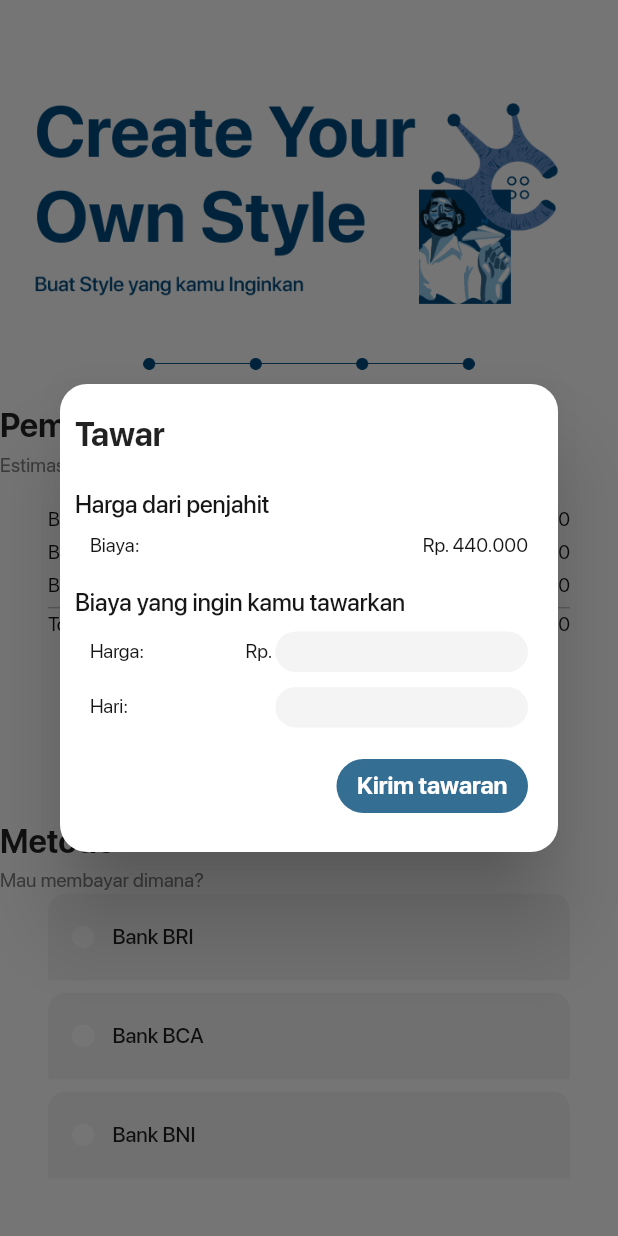
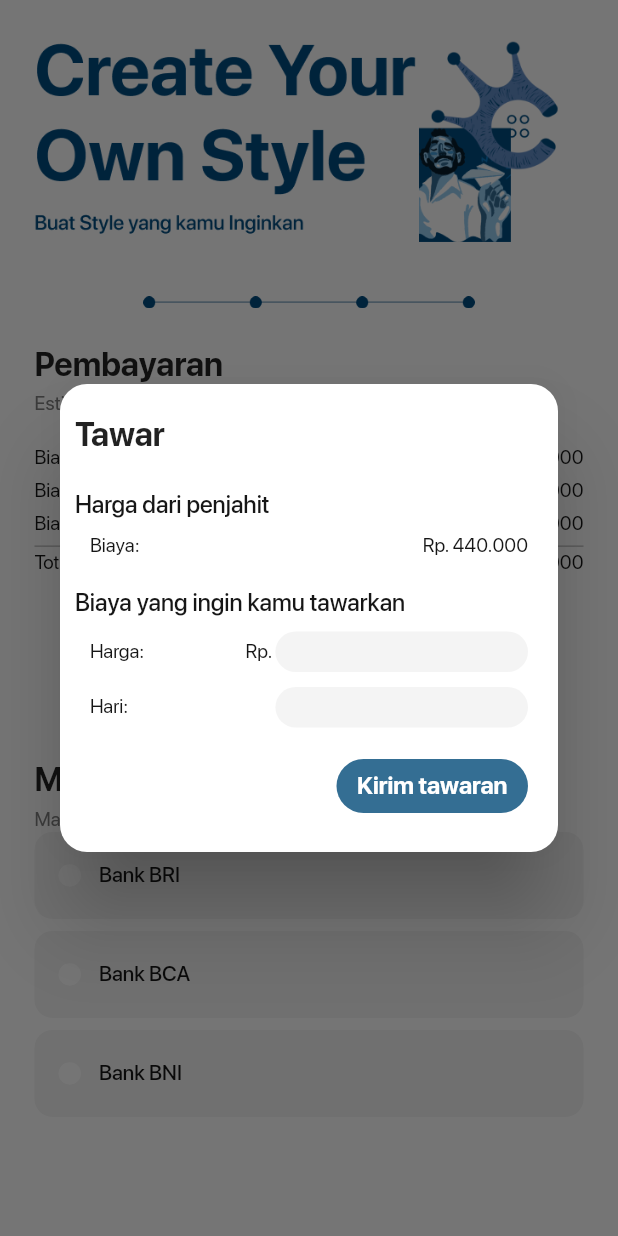
Before and after one commit to KeerjainSH/Crowns-mobile, a Flutter app: the DetailPembayaranPage screen opened by its route, after a tap on "tawar", on a phone screen of 412 x 824 dp. Run offline on Flutter 3.47's test engine with Material 2 defaults, Android fonts, the phone set to English and light mode, and no system bars; our stand-ins replace date_time_picker, flutter_svg, image_picker, shared_preferences; accounts and stored records are empty; project files that could hold a hidden picture were left out.

Commit message:
style: minor change

```diff
--- /dev/null
+++ b/crowns/lib/modules/pembayaran/components/tawar_dialog.dart
@@ -0,0 +1,117 @@
+import 'package:crowns/constants/app_constants.dart';
+import 'package:crowns/widgets/texts_widgets.dart';
+import 'package:flutter/material.dart';
+
+class TawarDialog extends StatefulWidget {
+  @override
+  _TawarDialogState createState() => _TawarDialogState();
+}
+
+class _TawarDialogState extends State<TawarDialog> {
+  @override
+  Widget build(BuildContext context) {
+    return Dialog(
+      shape: RoundedRectangleBorder(
+        borderRadius: BorderRadius.circular(18),
+      ),
+      child: Container(
+        padding: EdgeInsets.symmetric(
+          horizontal: 10,
+          vertical: 20,
+        ),
+        child: Column(
+          mainAxisSize: MainAxisSize.min,
+          children: [
+            buildHeadline(context, 'Tawar'),
+            SizedBox(height: 25),
+            buildDialogTextLabel(context, 'Harga dari penjahit'),
+            SizedBox(height: 10),
+            Container(
+              padding: EdgeInsets.symmetric(horizontal: 10),
+              child: Row(
+                mainAxisAlignment: MainAxisAlignment.spaceBetween,
+                children: [
+                  Text('Biaya:'),
+                  Text('Rp. 440.000'),
+                ],
+              ),
+            ),
+            SizedBox(height: 20),
+            buildDialogTextLabel(context, 'Biaya yang ingin kamu tawarkan'),
+            SizedBox(height: 10),
+            Container(
+              padding: EdgeInsets.symmetric(horizontal: 10),
+              child: Row(
+                children: [
+                  Container(
+                    width: MediaQuery.of(context).size.width * 0.3,
+                    child: Row(
+                      mainAxisAlignment: MainAxisAlignment.spaceBetween,
+                      children: [
+                        Text('Harga: '),
+                        Text('Rp. '),
+                      ],
+                    ),
+                  ),
+                  Expanded(
+                    child: TextFormField(
+                      keyboardType: TextInputType.number,
+                      decoration: InputDecoration(
+                        isDense: true,
+                      ),
+                    ),
+                  ),
+                ],
+              ),
+            ),
+            SizedBox(height: 10),
+            Container(
+              padding: EdgeInsets.symmetric(horizontal: 10),
+              child: Row(
+                children: [
+                  Container(
+                    width: MediaQuery.of(context).size.width * 0.3,
+                    child: Text('Hari: '),
+                  ),
+                  Expanded(
+                    child: TextFormField(
+                      keyboardType: TextInputType.number,
+                      decoration: InputDecoration(isDense: true),
+                    ),
+                  ),
+                ],
+              ),
+            ),
+            SizedBox(height: 15),
+            Align(
+              alignment: Alignment.centerRight,
+              child: Container(
+                margin: EdgeInsets.only(right: 10),
+                child: ElevatedButton(
+                  style: ElevatedButton.styleFrom(
+                    primary: ColorConstants.primaryColor,
+                    elevation: 0,
+                    shape: RoundedRectangleBorder(
+                      borderRadius: BorderRadius.circular(18),
+                    ),
+                  ),
+                  onPressed: () {
+                    Navigator.of(context).pop();
+                  },
+                  child: Text(
+                    'Kirim tawaran',
+                    style: TextStyle(
+                      // color: Colors.black,
+                      fontSize: 16,
+                      fontWeight: FontWeight.w700,
+                    ),
+                  ),
+                ),
+              ),
+            ),
+          ],
+        ),
+      ),
+    );
+  }
+}
--- /dev/null
+++ b/crowns/lib/modules/pembayaran/models/metode_bayar.dart
@@ -0,0 +1,13 @@
+class MetodeBayar {
+  MetodeBayar({
+    required this.title,
+    required this.number,
+    required this.logo,
+    this.name = '',
+  });
+
+  String title;
+  String number;
+  String name;
+  String logo;
+}
--- /dev/null
+++ b/crowns/lib/modules/pembayaran/providers/pembayaran_provider.dart
@@ -0,0 +1,10 @@
+import 'package:crowns/constants/request_enums.dart';
+import 'package:flutter/cupertino.dart';
+
+class PembayaranProvider extends ChangeNotifier {
+  RequestStatus _detailPembayaranStatus = RequestStatus.NotFetched;
+
+  RequestStatus get detailPembayaranStatus => _detailPembayaranStatus;
+
+  void fetchDetailPembayaran(int id) {}
+}
--- a/crowns/lib/modules/pembayaran/screens/detail_pembayaran.dart
+++ b/crowns/lib/modules/pembayaran/screens/detail_pembayaran.dart
@@ -1,3 +1,5 @@
+import 'package:crowns/modules/pembayaran/components/tawar_dialog.dart';
+import 'package:crowns/modules/pembayaran/models/metode_bayar.dart';
 import 'package:crowns/widgets/texts_widgets.dart';
 import 'package:flutter/material.dart';
 
@@ -13,18 +15,10 @@ class DetailPembayaranPage extends StatefulWidget {
 class _DetailPembayaranPageState extends State<DetailPembayaranPage> {
   int _selected = -1;
 
-  Widget _buildText12(text) {
-    return Align(
-      alignment: Alignment.centerLeft,
-      child: Text(
-        text,
-        style: TextStyle(fontSize: 14, fontWeight: FontWeight.w500),
-      ),
-    );
-  }
-
   @override
   Widget build(BuildContext context) {
+    final padding = MediaQuery.of(context).padding;
+
     final detilPembayaranInfo = Row(
       mainAxisAlignment: MainAxisAlignment.spaceBetween,
       children: [
@@ -121,17 +115,18 @@ class _DetailPembayaranPageState extends State<DetailPembayaranPage> {
 
     Container _buildPanel() {
       return Container(
-        padding: EdgeInsets.symmetric(horizontal: 32),
+        padding: EdgeInsets.symmetric(horizontal: appPadding),
         height: 300,
         child: ListView.builder(
           physics: NeverScrollableScrollPhysics(),
           key: Key(_selected.toString()),
           itemCount: metodeBayarList.length,
           itemBuilder: (context, i) {
-            return ClipRRect(
+            return Container(
+              decoration: BoxDecoration(
                 borderRadius: BorderRadius.circular(12),
-              child: Container(
                 color: ColorConstants.softGrey,
+              ),
               margin: EdgeInsets.only(bottom: 8),
               child: ExpansionTile(
                 initiallyExpanded: i == _selected,
@@ -162,7 +157,7 @@ class _DetailPembayaranPageState extends State<DetailPembayaranPage> {
                       ),
                     ),
                     SizedBox(width: 12),
-                      _buildText12(metodeBayarList[i].title),
+                    buildFormLabel(context, metodeBayarList[i].title),
                   ],
                 ),
                 children: [
@@ -195,20 +190,22 @@ class _DetailPembayaranPageState extends State<DetailPembayaranPage> {
                   ),
                 ],
               ),
-              ),
             );
           },
         ),
       );
     }
 
-    return Scaffold(
+    return SafeArea(
+      child: Scaffold(
         backgroundColor: Colors.white,
-      body: SingleChildScrollView(
+        body: Container(
+          height:
+              MediaQuery.of(context).size.height - padding.top - padding.bottom,
+          child: SingleChildScrollView(
             child: Container(
               child: Column(
                 children: [
-              SizedBox(height: 41),
                   appHeader,
                   SizedBox(height: 36),
 
@@ -219,13 +216,20 @@ class _DetailPembayaranPageState extends State<DetailPembayaranPage> {
                   ),
                   SizedBox(height: 24),
 
-              buildHeadline(context, 'Pembayaran'),
+                  Padding(
+                    padding: EdgeInsets.only(left: appPadding),
+                    child: buildHeadline(context, 'Pembayaran'),
+                  ),
                   SizedBox(height: 6),
-              buildSubtitle(context, 'Estimasi harga yang harus dibayar'),
+                  Padding(
+                    padding: const EdgeInsets.only(left: appPadding),
+                    child: buildSubtitle(
+                        context, 'Estimasi harga yang harus dibayar'),
+                  ),
                   SizedBox(height: 20),
 
                   Padding(
-                padding: EdgeInsets.symmetric(horizontal: 32),
+                    padding: EdgeInsets.symmetric(horizontal: appPadding),
                     child: detilPembayaran,
                   ),
 
@@ -236,12 +240,19 @@ class _DetailPembayaranPageState extends State<DetailPembayaranPage> {
                       context: context,
                       builder: (BuildContext context) {
                         return TawarDialog();
-                    }),
+                      },
+                    ),
                   ),
                   SizedBox(height: 36),
-              buildHeadline(context, 'Metode'),
+                  Padding(
+                    padding: const EdgeInsets.only(left: appPadding),
+                    child: buildHeadline(context, 'Metode'),
+                  ),
                   SizedBox(height: 6),
-              buildSubtitle(context, 'Mau membayar dimana?'),
+                  Padding(
+                    padding: const EdgeInsets.only(left: appPadding),
+                    child: buildSubtitle(context, 'Mau membayar dimana?'),
+                  ),
 
                   _buildPanel(),
 
@@ -255,155 +266,29 @@ class _DetailPembayaranPageState extends State<DetailPembayaranPage> {
               ),
             ),
           ),
-    );
-  }
-}
-
-class TawarDialog extends StatefulWidget {
-  @override
-  _TawarDialogState createState() => _TawarDialogState();
-}
-
-class _TawarDialogState extends State<TawarDialog> {
-  @override
-  Widget build(BuildContext context) {
-    return Dialog(
-      shape: RoundedRectangleBorder(
-        borderRadius: BorderRadius.circular(18),
-      ),
-      child: Container(
-        padding: EdgeInsets.symmetric(
-          horizontal: 10,
-          vertical: 20,
-        ),
-        child: Column(
-          mainAxisSize: MainAxisSize.min,
-          children: [
-            buildHeadline(context, 'Tawar'),
-            SizedBox(height: 25),
-            buildDialogTextLabel(context, 'Harga dari penjahit'),
-            SizedBox(height: 10),
-            Container(
-              padding: EdgeInsets.symmetric(horizontal: 10),
-              child: Row(
-                mainAxisAlignment: MainAxisAlignment.spaceBetween,
-                children: [
-                  Text('Biaya:'),
-                  Text('Rp. 440.000'),
-                ],
-              ),
-            ),
-            SizedBox(height: 20),
-            buildDialogTextLabel(context, 'Biaya yang ingin kamu tawarkan'),
-            SizedBox(height: 10),
-            Container(
-              padding: EdgeInsets.symmetric(horizontal: 10),
-              child: Row(
-                children: [
-                  Container(
-                    width: MediaQuery.of(context).size.width * 0.3,
-                    child: Row(
-                      mainAxisAlignment: MainAxisAlignment.spaceBetween,
-                      children: [
-                        Text('Harga: '),
-                        Text('Rp. '),
-                      ],
-                    ),
-                  ),
-                  Expanded(
-                    child: TextFormField(
-                      keyboardType: TextInputType.number,
-                      decoration: InputDecoration(
-                        isDense: true,
-                      ),
-                    ),
-                  ),
-                ],
-              ),
-            ),
-            SizedBox(height: 10),
-            Container(
-              padding: EdgeInsets.symmetric(horizontal: 10),
-              child: Row(
-                children: [
-                  Container(
-                    width: MediaQuery.of(context).size.width * 0.3,
-                    child: Text('Hari: '),
-                  ),
-                  Expanded(
-                    child: TextFormField(
-                      keyboardType: TextInputType.number,
-                      decoration: InputDecoration(isDense: true),
-                    ),
-                  ),
-                ],
-              ),
-            ),
-            SizedBox(height: 15),
-            Align(
-              alignment: Alignment.centerRight,
-              child: Container(
-                margin: EdgeInsets.only(right: 10),
-                child: ElevatedButton(
-                  style: ElevatedButton.styleFrom(
-                    primary: ColorConstants.primaryColor,
-                    elevation: 0,
-                    shape: RoundedRectangleBorder(
-                      borderRadius: BorderRadius.circular(18),
-                    ),
-                  ),
-                  onPressed: () {
-                    Navigator.of(context).pop();
-                  },
-                  child: Text(
-                    'Kirim tawaran',
-                    style: TextStyle(
-                      // color: Colors.black,
-                      fontSize: 16,
-                      fontWeight: FontWeight.w700,
-                    ),
-                  ),
-                ),
-              ),
-            ),
-          ],
         ),
       ),
     );
   }
 }
 
-List<MetodeBayarClass> metodeBayarList = [
-  MetodeBayarClass(
+List<MetodeBayar> metodeBayarList = [
+  MetodeBayar(
     title: 'Bank BRI',
     number: '091091091',
     logo: ImageConstants.bankBRILogo,
     name: 'Ananda Bagus',
   ),
-  MetodeBayarClass(
+  MetodeBayar(
     title: 'Bank BCA',
     number: '091091091',
     logo: ImageConstants.bankBCAlogo,
     name: 'Ananda Bagus',
   ),
-  MetodeBayarClass(
+  MetodeBayar(
     title: 'Bank BNI',
     number: '091091091',
     logo: ImageConstants.bankBNIlogo,
     name: 'Ananda Bagus',
   ),
 ];
-
-class MetodeBayarClass {
-  MetodeBayarClass({
-    required this.title,
-    required this.number,
-    required this.logo,
-    this.name = '',
-  });
-
-  String title;
-  String number;
-  String name;
-  String logo;
-}
```
Lines whose indentation alone changed are shown as unchanged.
